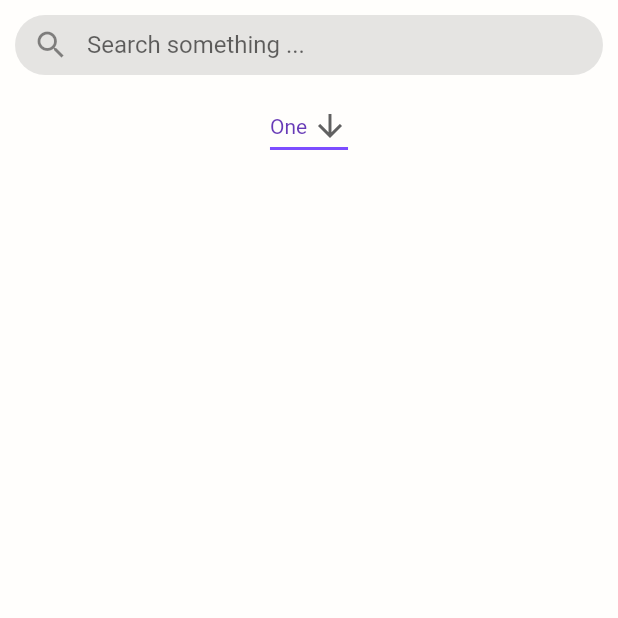
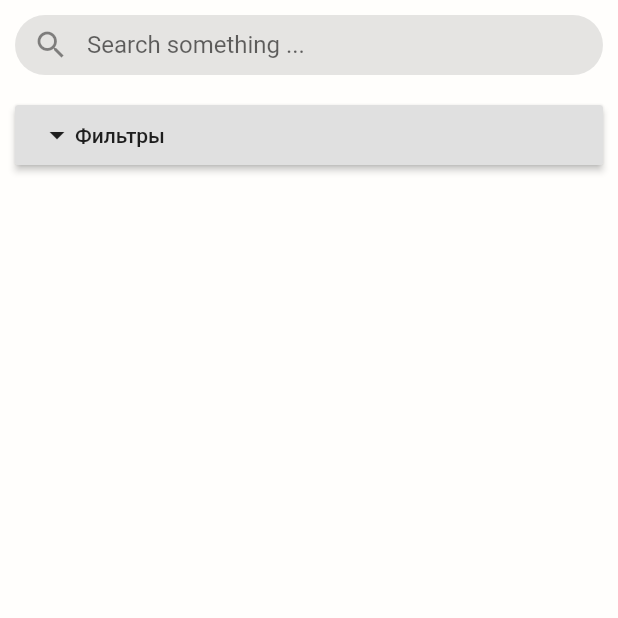
Before and after one commit to f1reworker/Wel-omeToMariEl, a Flutter app: the SearchList screen opened by its route, on a phone screen of 412 x 824 dp, the top half of it. Run offline on Flutter 3.47's test engine with Material 2 defaults, Android fonts, the phone set to English and light mode, and no system bars.

Commit message:
Update icons 2

```diff
--- a/lib/searchBar.dart
+++ b/lib/searchBar.dart
@@ -12,7 +12,7 @@ class SearchList extends StatelessWidget {
         color: PrimaryColor,
         child: Column(children: <Widget>[
           SearchBar(),
-          MyStatefulWidget(),
+          Filter(),
         ]),
       ),
     );
@@ -51,41 +51,61 @@ class SearchBar extends StatelessWidget {
 //     );
 //   }
 // }
-class MyStatefulWidget extends StatefulWidget {
-  MyStatefulWidget({Key key}) : super(key: key);
-
-  @override
-  _MyStatefulWidgetState createState() => _MyStatefulWidgetState();
-}
-
-/// This is the private State class that goes with MyStatefulWidget.
-class _MyStatefulWidgetState extends State<MyStatefulWidget> {
-  String dropdownValue = 'One';
-
+class Filter extends StatelessWidget {
   @override
   Widget build(BuildContext context) {
-    return DropdownButton<String>(
-      value: dropdownValue,
-      icon: Icon(Icons.arrow_downward),
-      iconSize: 24,
-      elevation: 16,
-      style: TextStyle(color: Colors.deepPurple),
-      underline: Container(
-        height: 2,
-        color: Colors.deepPurpleAccent,
+    return Container(
+      height: 40,
+      width: MediaQuery.of(context).size.width,
+      margin: const EdgeInsets.symmetric(
+        horizontal: 10,
+        vertical: 10,
       ),
-      onChanged: (String newValue) {
-        setState(() {
-          dropdownValue = newValue;
-        });
-      },
-      items: <String>['One', 'Two', 'Free', 'Four']
-          .map<DropdownMenuItem<String>>((String value) {
-        return DropdownMenuItem<String>(
-          value: value,
-          child: Text(value),
-        );
-      }).toList(),
+      decoration: BoxDecoration(
+        color: PrimaryColor,
+      ),
+      child: RaisedButton(
+        onPressed: () => {OpenFilter()},
+        child: Row(
+          children: [
+            Icon(Icons.arrow_drop_down),
+            Text("Фильтры"),
+          ],
+        ),
+      ),
     );
   }
 }
+
+class OpenFilter extends StatelessWidget {
+  @override
+  Widget build(BuildContext context) {
+    return Container(
+      height: 40,
+      width: MediaQuery.of(context).size.width,
+      margin: const EdgeInsets.symmetric(
+        horizontal: 10,
+        vertical: 10,
+      ),
+      decoration: BoxDecoration(
+        color: PrimaryColor,
+      ),
+      child: RaisedButton(
+        onPressed: () => {OpenFilterDistricts()},
+        child: Row(
+          children: [
+            Icon(Icons.arrow_drop_down),
+            Text("      Районы"),
+          ],
+        ),
+      ),
+    );
+  }
+}
+
+class OpenFilterDistricts extends StatelessWidget {
+  @override
+  Widget build(BuildContext context) {
+    return Container(child: Text("Медведевский"));
+  }
+}
```
Also changed, not shown: lib/custom_icons.dart (added, +44 -0 lines), lib/main.dart (+38 -35 lines), pubspec.yaml (+6 -13 lines), assets/fonts/CustomIcons.ttf (added).
